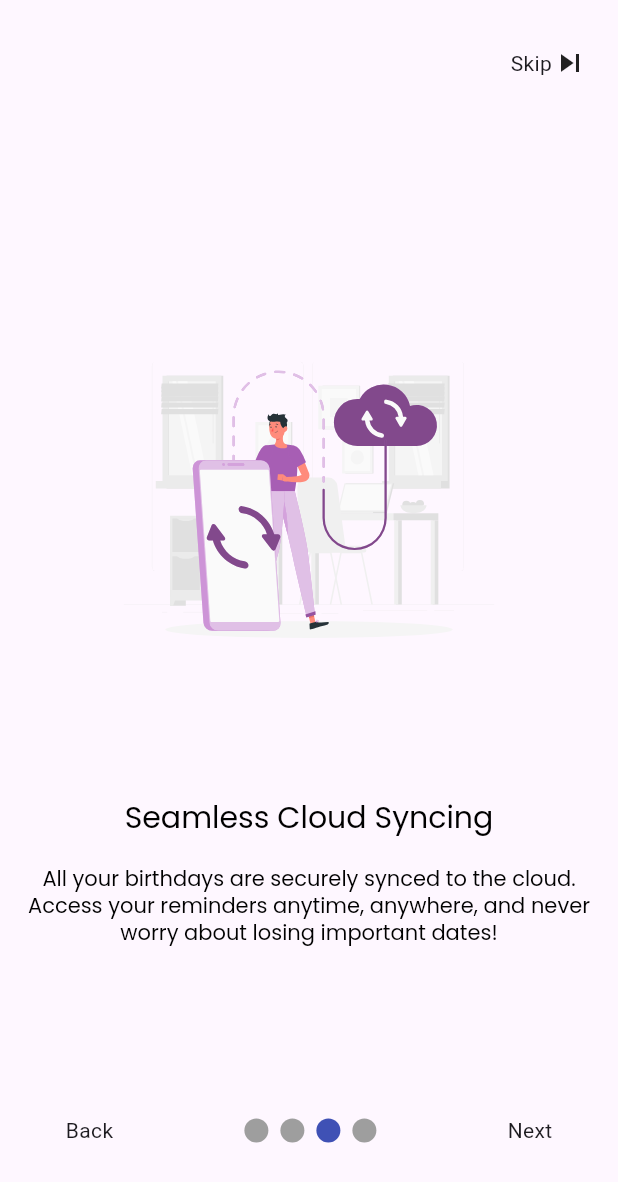
After one commit to Shashitha-Ashan/Remind-me, a Flutter app: the OnboardTour screen opened by its route, after a tap on "Skip", after a tap on "Back", on a phone screen of 412 x 824 dp. The commit adds this screen. Shown: the top 1182 px of the screen. Run offline on Flutter 3.47's test engine with Material 3 defaults, Android fonts, the phone set to English and light mode, and no system bars; drawn by our look-alikes of smooth_page_indicator; our stand-ins replace bloc, cloud_firestore, firebase_auth, firebase_core, firebase_messaging, flutter_bloc and 6 more; missing offline and left inert: firebase_ui_auth, firebase_ui_oauth_apple, firebase_ui_oauth_google; accounts and stored records are empty; statements that could not run were skipped.

Commit message:
onboarding pages done

```diff
--- a/lib/routes/routes.dart
+++ b/lib/routes/routes.dart
@@ -2,6 +2,7 @@ import 'package:birth_daily/screens/views/add_birthday/add_birthday.dart';
 import 'package:birth_daily/screens/views/calendar/birthday_calendar.dart';
 import 'package:birth_daily/screens/views/dev_info/developer_info.dart';
 import 'package:birth_daily/screens/views/main/main_page.dart';
+import 'package:birth_daily/screens/views/onboard/onboard_tour.dart';
 import 'package:birth_daily/screens/views/profile/profile_screen.dart';
 import 'package:birth_daily/screens/views/search/search_page.dart';
 import 'package:birth_daily/screens/views/settings/settings_page.dart';
@@ -48,4 +49,8 @@ final routers = GoRouter(routes: <RouteBase>[
     path: "/dev-info",
     builder: (context, state) => const DevInfoPage(),
   ),
+  GoRoute(
+    path: "/onboarding",
+    builder: (context, state) => const OnboardTour(),
+  ),
 ]);
--- /dev/null
+++ b/lib/screens/views/onboard/onboard_1.dart
@@ -0,0 +1,32 @@
+import 'package:flutter/material.dart';
+import 'package:flutter_svg/flutter_svg.dart';
+
+class OnboardScreen1 extends StatelessWidget {
+  const OnboardScreen1({super.key});
+
+  @override
+  Widget build(BuildContext context) {
+    return Container(
+        padding: const EdgeInsets.symmetric(horizontal: 10),
+        child: Column(
+          mainAxisAlignment: MainAxisAlignment.center,
+          children: [
+            SvgPicture.asset(
+              "assets/svg/welcome.svg",
+              width: MediaQuery.of(context).size.width * 0.6,
+              height: MediaQuery.of(context).size.height * 0.50,
+            ),
+            const SizedBox(
+              height: 30,
+            ),
+            Text(
+              "Welcome to RemindMe!",
+              style: Theme.of(context)
+                  .textTheme
+                  .titleLarge!
+                  .copyWith(fontSize: 24),
+            )
+          ],
+        ));
+  }
+}
--- /dev/null
+++ b/lib/screens/views/onboard/onboard_2.dart
@@ -0,0 +1,40 @@
+import 'package:flutter/material.dart';
+import 'package:flutter_svg/flutter_svg.dart';
+
+class OnboardScreen2 extends StatelessWidget {
+  const OnboardScreen2({super.key});
+
+  @override
+  Widget build(BuildContext context) {
+    return Container(
+      padding: const EdgeInsets.symmetric(horizontal: 10),
+      child: Column(
+        mainAxisAlignment: MainAxisAlignment.center,
+        children: [
+          SvgPicture.asset(
+            "assets/svg/push_notifications.svg",
+            width: MediaQuery.of(context).size.width * 0.6,
+            height: MediaQuery.of(context).size.height * 0.35,
+          ),
+          const SizedBox(
+            height: 50,
+          ),
+          Text(
+            "Never Miss a Birthday!",
+            style:
+                Theme.of(context).textTheme.titleLarge!.copyWith(fontSize: 20),
+          ),
+          const SizedBox(
+            height: 20,
+          ),
+          Text(
+            textAlign: TextAlign.center,
+            "Get timely reminders for your loved ones' birthdays with our push notifications. Stay connected and make every celebration special!",
+            style:
+                Theme.of(context).textTheme.titleLarge!.copyWith(fontSize: 14),
+          ),
+        ],
+      ),
+    );
+  }
+}
--- /dev/null
+++ b/lib/screens/views/onboard/onboard_3.dart
@@ -0,0 +1,43 @@
+import 'package:flutter/material.dart';
+import 'package:flutter_svg/flutter_svg.dart';
+
+class OnboardScreen3 extends StatelessWidget {
+  const OnboardScreen3({super.key});
+
+  @override
+  Widget build(BuildContext context) {
+    return Container(
+        padding: const EdgeInsets.symmetric(horizontal: 10),
+        child: Column(
+          mainAxisAlignment: MainAxisAlignment.center,
+          children: [
+            SvgPicture.asset(
+              "assets/svg/cloud_sync.svg",
+              width: MediaQuery.of(context).size.width * 0.6,
+              height: MediaQuery.of(context).size.height * 0.35,
+            ),
+            const SizedBox(
+              height: 50,
+            ),
+            Text(
+              "Seamless Cloud Syncing",
+              style: Theme.of(context)
+                  .textTheme
+                  .titleLarge!
+                  .copyWith(fontSize: 20),
+            ),
+            const SizedBox(
+              height: 20,
+            ),
+            Text(
+              textAlign: TextAlign.center,
+              "All your birthdays are securely synced to the cloud. Access your reminders anytime, anywhere, and never worry about losing important dates!",
+              style: Theme.of(context)
+                  .textTheme
+                  .titleLarge!
+                  .copyWith(fontSize: 14),
+            ),
+          ],
+        ));
+  }
+}
--- /dev/null
+++ b/lib/screens/views/onboard/onboard_4.dart
@@ -0,0 +1,67 @@
+import 'package:flutter/material.dart';
+import 'package:flutter_svg/flutter_svg.dart';
+
+class OnboardScreen4 extends StatelessWidget {
+  const OnboardScreen4({super.key});
+
+  @override
+  Widget build(BuildContext context) {
+    return Container(
+        padding: const EdgeInsets.symmetric(horizontal: 10),
+        child: Column(
+          mainAxisAlignment: MainAxisAlignment.center,
+          children: [
+            SvgPicture.asset(
+              "assets/svg/birthday_work.svg",
+              width: MediaQuery.of(context).size.width * 0.6,
+              height: MediaQuery.of(context).size.height * 0.35,
+            ),
+            const SizedBox(
+              height: 50,
+            ),
+            Text(
+              "Get Started",
+              style: Theme.of(context)
+                  .textTheme
+                  .titleLarge!
+                  .copyWith(fontSize: 20),
+            ),
+            const SizedBox(
+              height: 20,
+            ),
+            Text(
+              textAlign: TextAlign.center,
+              "You're all set! Start adding birthdays and let RemindMe handle the rest",
+              style: Theme.of(context)
+                  .textTheme
+                  .titleLarge!
+                  .copyWith(fontSize: 14),
+            ),
+            const SizedBox(
+              height: 30,
+            ),
+            GestureDetector(
+              onTap: () {},
+              child: SizedBox(
+                height: 60,
+                width: MediaQuery.of(context).size.height * 0.5,
+                child: Material(
+                  elevation: 5,
+                  color: const Color(0xffBA68C8),
+                  borderRadius: BorderRadius.circular(10),
+                  child: Center(
+                    child: Text(
+                      "Let's Go!",
+                      style: Theme.of(context)
+                          .textTheme
+                          .titleMedium!
+                          .copyWith(color: Colors.white),
+                    ),
+                  ),
+                ),
+              ),
+            )
+          ],
+        ));
+  }
+}
--- a/lib/screens/views/onboard/onboard_tour.dart
+++ b/lib/screens/views/onboard/onboard_tour.dart
@@ -0,0 +1,84 @@
+import 'package:birth_daily/screens/views/onboard/onboard_1.dart';
+import 'package:birth_daily/screens/views/onboard/onboard_2.dart';
+import 'package:birth_daily/screens/views/onboard/onboard_3.dart';
+import 'package:birth_daily/screens/views/onboard/onboard_4.dart';
+import 'package:flutter/material.dart';
+import 'package:smooth_page_indicator/smooth_page_indicator.dart';
+
+class OnboardTour extends StatefulWidget {
+  const OnboardTour({super.key});
+
+  @override
+  State<OnboardTour> createState() => _OnboardTourState();
+}
+
+class _OnboardTourState extends State<OnboardTour> {
+  final PageController _controller = PageController();
+  bool onLast = false;
+  bool backButton = false;
+  @override
+  Widget build(BuildContext context) {
+    return Scaffold(
+      body: Stack(
+        children: [
+          PageView(
+            onPageChanged: (value) {
+              setState(() {
+                backButton = (value != 0);
+                onLast = (value == 3);
+              });
+            },
+            controller: _controller,
+            children: const [
+              OnboardScreen1(),
+              OnboardScreen2(),
+              OnboardScreen3(),
+              OnboardScreen4(),
+            ],
+          ),
+          Positioned(
+              top: 30,
+              right: 20,
+              child: GestureDetector(
+                onTap: () {
+                  _controller.jumpToPage(3);
+                },
+                child: const Row(
+                  children: [Text("Skip"), Icon(Icons.skip_next)],
+                ),
+              )),
+          Container(
+              alignment: const Alignment(0, 0.85),
+              child: Row(
+                mainAxisAlignment: MainAxisAlignment.spaceAround,
+                children: [
+                  backButton
+                      ? GestureDetector(
+                          onTap: () {
+                            _controller.previousPage(
+                                duration: const Duration(milliseconds: 300),
+                                curve: Curves.easeIn);
+                          },
+                          child: const Text("Back"),
+                        )
+                      : const SizedBox(width: 30),
+                  SmoothPageIndicator(
+                      controller: _controller,
+                      count: 4,
+                      effect: const WormEffect(),
+                      onDotClicked: (index) {}),
+                  GestureDetector(
+                    onTap: () {
+                      _controller.nextPage(
+                          duration: const Duration(milliseconds: 300),
+                          curve: Curves.easeIn);
+                    },
+                    child: onLast ? const Text("Done") : const Text("Next"),
+                  ),
+                ],
+              ))
+        ],
+      ),
+    );
+  }
+}
--- a/lib/screens/views/settings/settings_page.dart
+++ b/lib/screens/views/settings/settings_page.dart
@@ -60,6 +60,9 @@ class _SettingsPageState extends State<SettingsPage> {
               // Notifications time setting
               Gap(),
               SettingTile(
+                onTap: () {
+                  context.push("/onboarding");
+                },
                 leading: Icon(
                   Icons.access_time,
                   color: iconColor,
--- a/pubspec.yaml
+++ b/pubspec.yaml
@@ -26,6 +26,7 @@ dependencies:
   firebase_ui_oauth_apple: ^1.2.21
   flutter_slidable: ^3.1.0
   font_awesome_flutter: ^10.7.0
+  smooth_page_indicator: ^1.1.0
 
 dev_dependencies:
   flutter_test:
```
Also changed, not shown: assets/svg/50th birthday-amico.svg (deleted), assets/svg/Blowing out Birthday candles-amico.svg (deleted), assets/svg/Happy birthday-amico.svg (deleted), assets/svg/Happy birthday-rafiki.svg (deleted), assets/svg/cloud_sync.svg (added), assets/svg/push_notifications.svg (added), assets/svg/welcome.svg (added), pubspec.lock.
